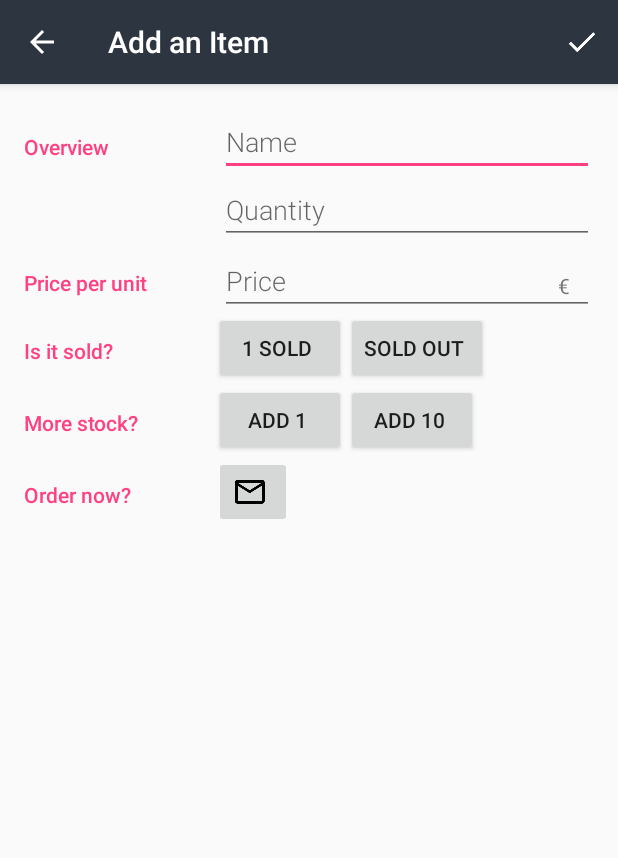
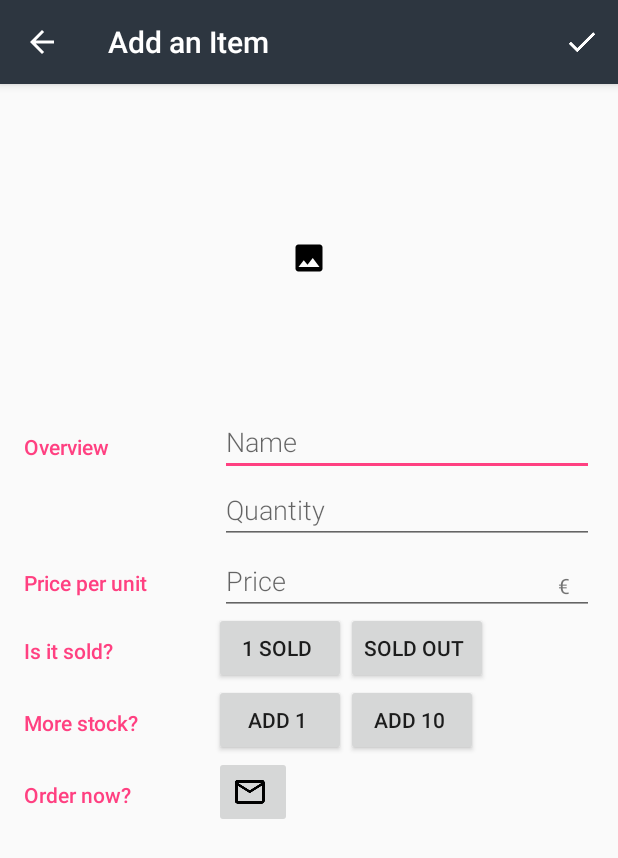
Before and after one commit to Riyokosan/InventoryApp, an Android app: the EditorActivity screen opened directly, with no data from a screen before it, on a phone screen of 412 x 824 dp. Shown: the top 858 px of the screen. Run offline under Robolectric (Android 15) with nearby library versions, the phone set to English and light mode, and no system bars; pictures from the network do not load.

```diff
--- a/app/src/main/java/com/example/android/inventoryapp/CatalogActivity.java
+++ b/app/src/main/java/com/example/android/inventoryapp/CatalogActivity.java
@@ -93,6 +93,7 @@ public class CatalogActivity extends AppCompatActivity implements LoaderManager.
         values.put(ItemEntry.COLUMN_ITEM_NAME, "Strawberry Cake");
         values.put(ItemEntry.COLUMN_ITEM_QUANTITY, "10");
         values.put(ItemEntry.COLUMN_ITEM_PRICE, 16.25);
+        values.put(ItemEntry.COLUMN_ITEM_IMAGE, R.drawable.cake);
 
         // Insert a new row for Toto into the provider using the ContentResolver.
         // Use the {@link ItemEntry#CONTENT_URI} to indicate that we want to insert
--- a/app/src/main/res/layout/activity_editor.xml
+++ b/app/src/main/res/layout/activity_editor.xml
@@ -7,6 +7,14 @@
     android:orientation="vertical"
     android:padding="@dimen/activity_margin"
     tools:context=".EditorActivity">
+
+    <!-- Image category -->
+    <ImageView
+        android:id="@+id/edit_item_image"
+        android:scaleType="centerInside"
+        android:layout_width="match_parent"
+        android:layout_height="@dimen/image_height"
+        android:src="@drawable/ic_photo"/>
 
     <!-- Overview category -->
     <LinearLayout
--- a/app/src/main/res/values/dimens.xml
+++ b/app/src/main/res/values/dimens.xml
@@ -9,4 +9,7 @@
     <!-- Margin between two text elements -->
     <dimen name="text_margin">6dp</dimen>
 
+    <!-- Dimensions for items image -->
+    <dimen name="image_height">300px</dimen>
+
 </resources>
--- a/app/src/main/res/values/strings.xml
+++ b/app/src/main/res/values/strings.xml
@@ -81,6 +81,9 @@
     <!-- Toast message in editor when current pet has failed to be updated [CHAR LIMIT=NONE] -->
     <string name="editor_update_item_failed">Error with updating item</string>
 
+    <!-- Toast message in editor when current pet has failed to be updated [CHAR LIMIT=NONE] -->
+    <string name="editor_insert_item_image_failed">Error with adding the image</string>
+
     <!-- Title text for the empty view, which describes the sad smiley image [CHAR LIMIT=50] -->
     <string name="empty_view_title_text">No item has been entered yet&#8230;</string>
 
```
Also changed, not shown: app/src/main/java/com/example/android/inventoryapp/EditorActivity.java (+78 -5 lines), app/src/main/java/com/example/android/inventoryapp/InventoryCursorAdapter.java (+3 -47 lines), app/src/main/java/com/example/android/inventoryapp/data/InventoryProvider.java (+13 -1 lines), app/src/main/res/drawable-hdpi/cake.jpg (added), app/src/main/res/drawable-hdpi/ic_photo.png (added), app/src/main/res/drawable-mdpi/cake.jpg (added), app/src/main/res/drawable-mdpi/ic_photo.png (added), app/src/main/res/drawable-xhdpi/cake.jpg (added), app/src/main/res/drawable-xhdpi/ic_photo.png (added), app/src/main/res/drawable-xxhdpi/cake.jpg (added), app/src/main/res/drawable-xxhdpi/ic_photo.png (added), app/src/main/res/drawable-xxxhdpi/cake.jpg (added), app/src/main/res/drawable-xxxhdpi/ic_photo.png (added).
